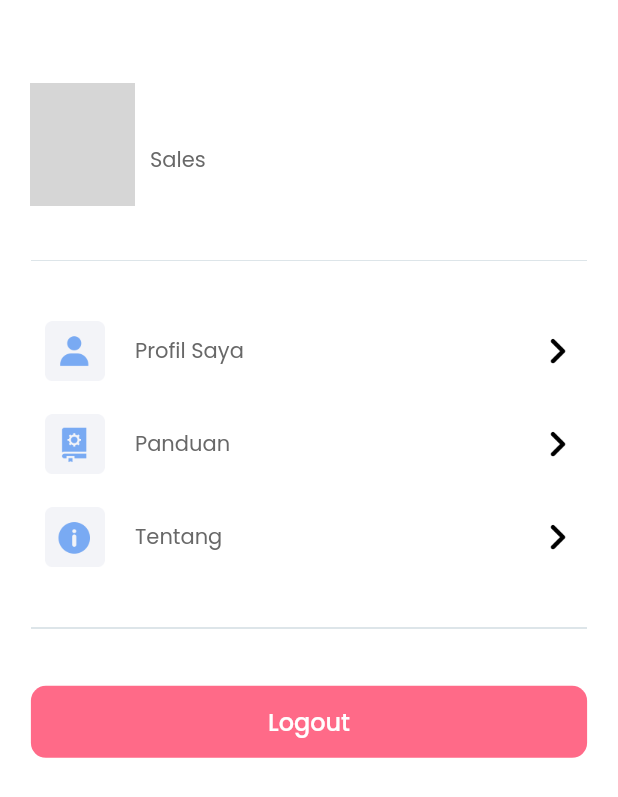
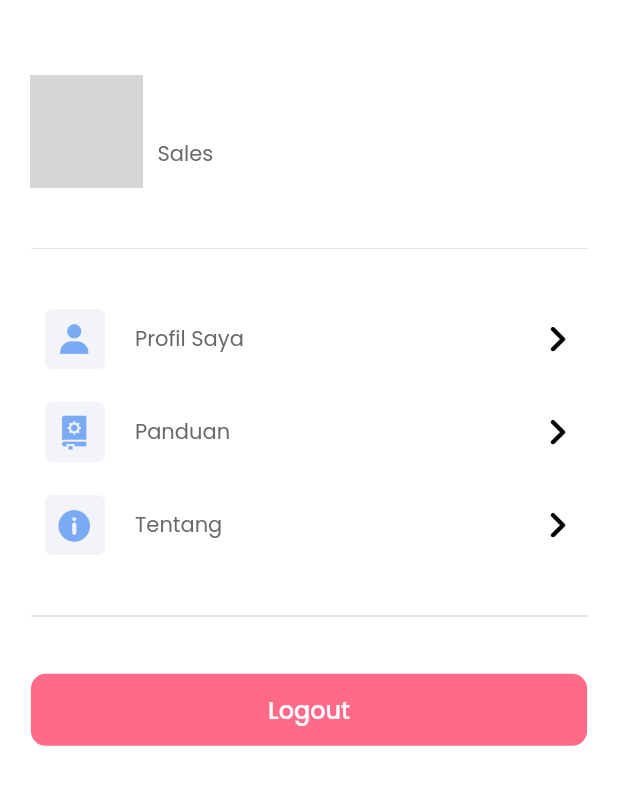
Before and after one commit to guntur-17/workngab_lite, a Flutter app: the ProfilePage screen opened directly, on a phone screen of 412 x 824 dp. Shown: the top 797 px of the screen. Run offline on Flutter 3.47's test engine with Material 2 defaults, Android fonts, the phone set to English and light mode, and no system bars; our stand-ins replace fluttertoast, geocoding, geolocator, google_fonts, shared_preferences; missing offline and left inert: qr_code_scanner, relative_scale; accounts and stored records are empty; network calls fail; grey boxes are pictures that could not be loaded.

```diff
--- a/lib/pages/profile_pages.dart
+++ b/lib/pages/profile_pages.dart
@@ -26,18 +26,11 @@ class _ProfilePageState extends State<ProfilePage> {
           width: MediaQuery.of(context).size.width - 40,
           child: Row(
             children: [
-              Container(
-                padding: EdgeInsets.only(top: 5, bottom: 5),
-                width: 70,
-                height: 83,
-                decoration: BoxDecoration(
-                  borderRadius: BorderRadius.circular(5),
-                ),
-                child: Column(
+              Column(
                 children: [
                   Container(
-                      width: MediaQuery.of(context).size.width * 0.3,
-                      height: MediaQuery.of(context).size.width * 0.2,
+                    width: 75,
+                    height: 75,
                     decoration: BoxDecoration(
                         shape: BoxShape.rectangle,
                         image: DecorationImage(
@@ -53,7 +46,6 @@ class _ProfilePageState extends State<ProfilePage> {
                     // ),
                   )
                 ],
-                ),
               ),
               SizedBox(
                 width: 10,
```
Also changed, not shown: lib/models/in_model.dart (added, +25 -0 lines), lib/pages/clockin_pages.dart (+33 -3 lines), lib/providers/attendance_provider.dart (+17 -0 lines), lib/services/attendance_service.dart (+25 -0 lines), pubspec.lock. Lines whose indentation alone changed are shown as unchanged.
